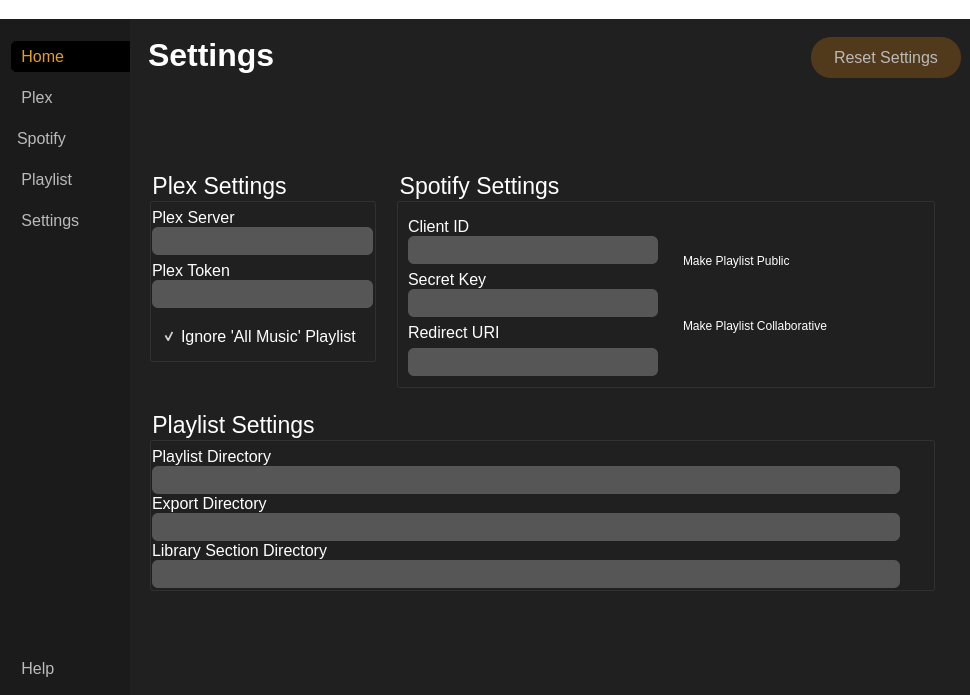
Old version of the form main.ui in the repository rchr157/plex-playlists.
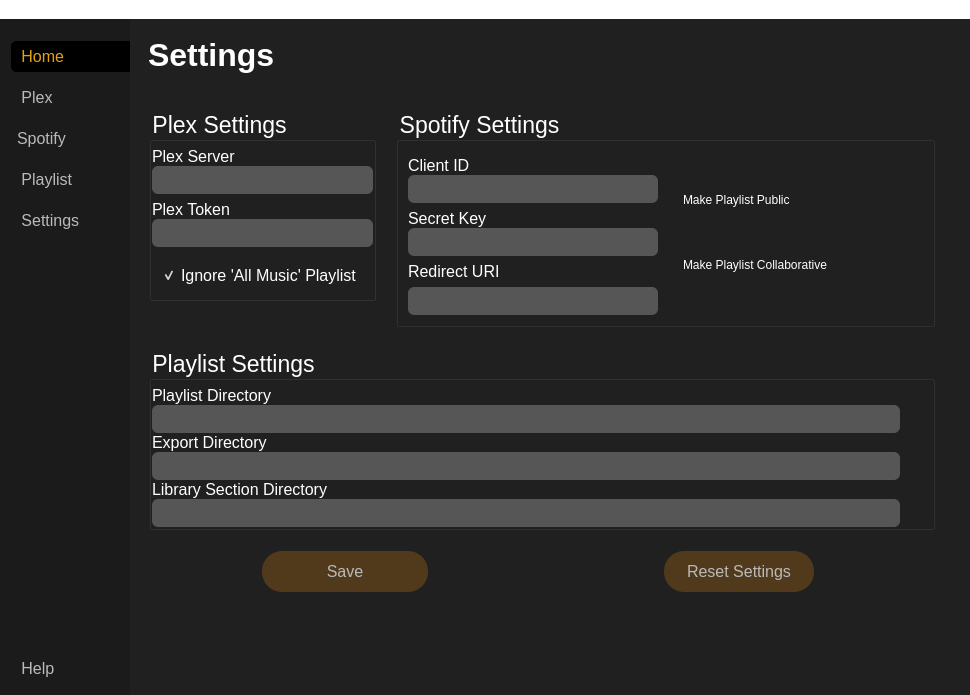
New version of the form. Icons and pictures are not drawn.

Commit message: fixed settings management

```diff
--- a/main.ui
+++ b/main.ui
@@ -85,7 +85,7 @@
 	width: 104px;
 	padding: 10px 18px;
 }
-#btn_plex_connect, #btn_spotify_connect, #btn_reset_settings{ 
+#btn_plex_connect, #btn_spotify_connect, #btn_save_settings, #btn_reset_settings{ 
 	background-color: #51391B;
 	color: #BABABA;
 	border-radius: 20px;
@@ -1847,19 +1847,6 @@
                       </property>
                      </widget>
                     </item>
-                    <item>
-                     <widget class="QPushButton" name="btn_reset_settings">
-                      <property name="maximumSize">
-                       <size>
-                        <width>150</width>
-                        <height>16777215</height>
-                       </size>
-                      </property>
-                      <property name="text">
-                       <string>Reset Settings</string>
-                      </property>
-                     </widget>
-                    </item>
                    </layout>
                   </widget>
                  </item>
@@ -2361,6 +2348,39 @@
                       </layout>
                      </widget>
                     </item>
+                    <item>
+                     <layout class="QHBoxLayout" name="horizontalLayout_23">
+                      <property name="spacing">
+                       <number>0</number>
+                      </property>
+                      <property name="leftMargin">
+                       <number>0</number>
+                      </property>
+                      <property name="rightMargin">
+                       <number>0</number>
+                      </property>
+                      <item alignment="Qt::AlignHCenter">
+                       <widget class="QPushButton" name="btn_save_settings">
+                        <property name="text">
+                         <string>Save</string>
+                        </property>
+                       </widget>
+                      </item>
+                      <item alignment="Qt::AlignHCenter">
+                       <widget class="QPushButton" name="btn_reset_settings">
+                        <property name="maximumSize">
+                         <size>
+                          <width>150</width>
+                          <height>16777215</height>
+                         </size>
+                        </property>
+                        <property name="text">
+                         <string>Reset Settings</string>
+                        </property>
+                       </widget>
+                      </item>
+                     </layout>
+                    </item>
                    </layout>
                   </widget>
                  </item>
```
Left out of the diff: 6 changed lines with no effect on the pictures. The commit also changes 2 other files.
